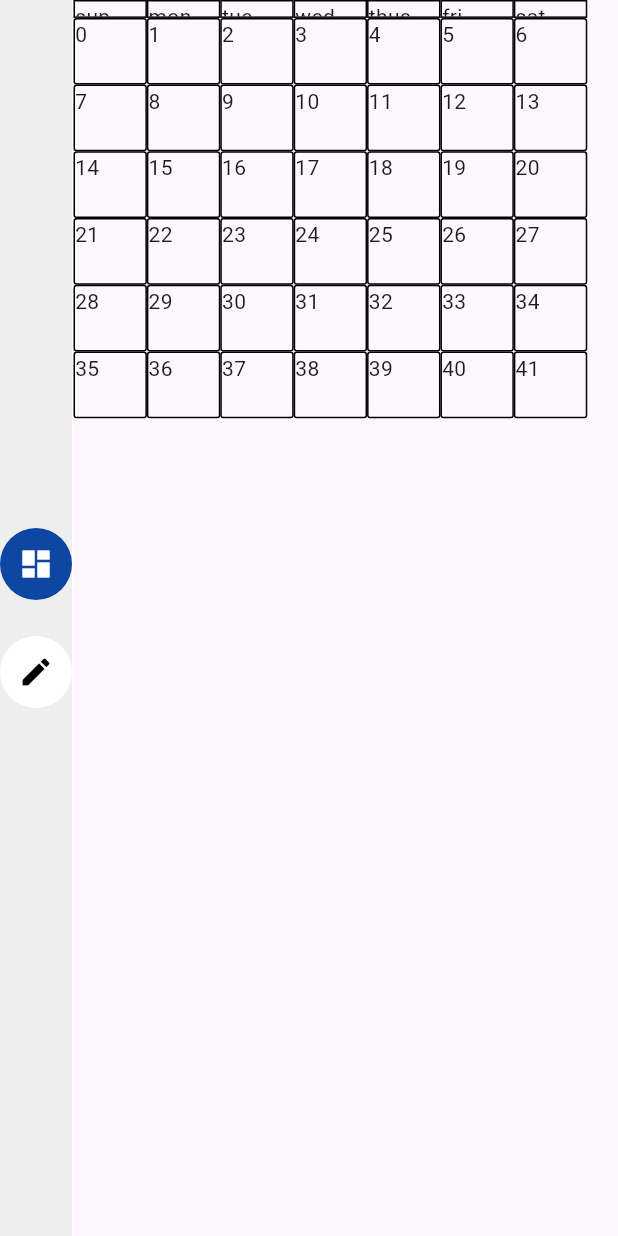
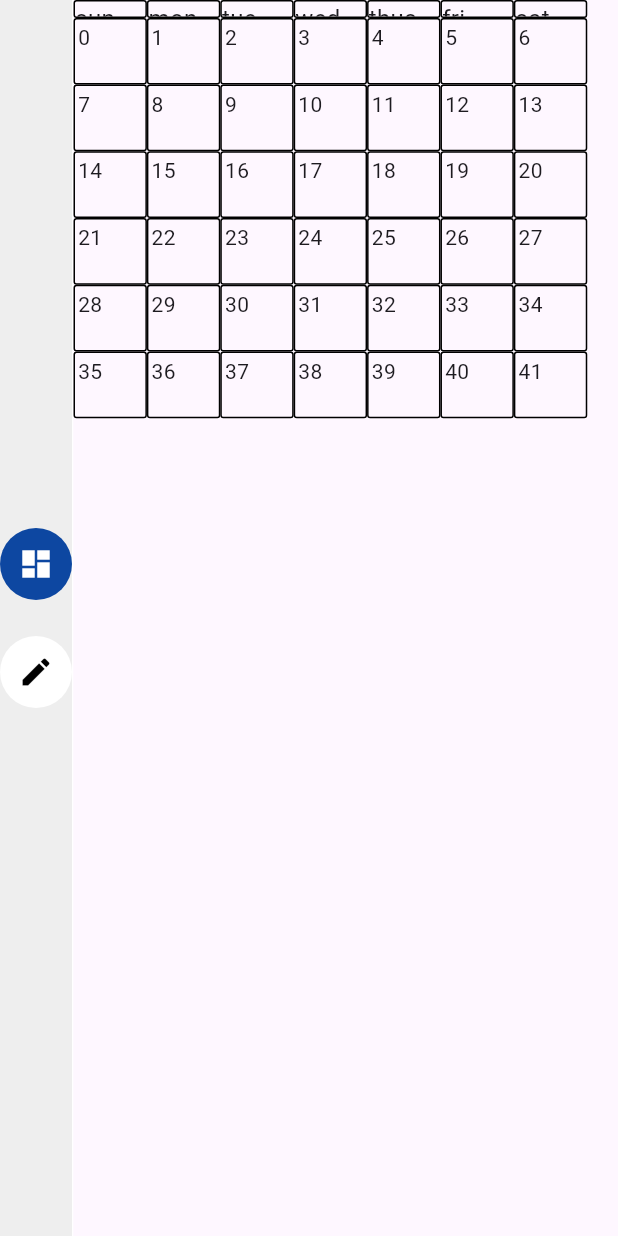
Before and after one commit to nekotanu/DESKHANDLER, a Flutter app: the screen it shows after launch, on a phone screen of 412 x 824 dp. Run offline on Flutter 3.47's test engine with Material 3 defaults, Android fonts, the phone set to English and light mode, and no system bars.

Commit message:
few fixes in calendar

```diff
--- a/lib/components/dhcalender.dart
+++ b/lib/components/dhcalender.dart
@@ -21,6 +21,7 @@
         child: Column(
           children: [
             GridView.builder(
+              physics: NeverScrollableScrollPhysics(),
               gridDelegate: SliverGridDelegateWithFixedCrossAxisCount(
                 crossAxisCount: 7,
                 childAspectRatio: 4.1,
@@ -30,6 +31,7 @@
               itemBuilder: (context, index) => Dhtab(text: widget.days[index]),
             ),
             GridView.builder(
+              physics: NeverScrollableScrollPhysics(),
               itemCount: 7 * 6,
               gridDelegate: SliverGridDelegateWithFixedCrossAxisCount(
                 crossAxisCount: 7,
--- a/lib/sub-components/dhtab.dart
+++ b/lib/sub-components/dhtab.dart
@@ -8,10 +8,12 @@
   @override
   Widget build(BuildContext context) {
     return Container(
-      width: 50,
-      height: 10,
-      decoration: BoxDecoration(border: Border.all()),
-      child: Text(text),
+      height: 40,
+      decoration: BoxDecoration(
+        border: Border.all(),
+        borderRadius: BorderRadius.circular(2),
+      ),
+      child: Text(text, style: TextStyle(fontSize: 16)),
     );
   }
 }
--- a/lib/sub-components/square.dart
+++ b/lib/sub-components/square.dart
@@ -14,7 +14,7 @@
         borderRadius: BorderRadius.circular(2),
         border: Border.all(),
       ),
-      child: SizedBox(height: 50, width: 50, child: Text(count)),
+      child: Padding(padding: EdgeInsets.all(2), child: Text(count)),
     );
   }
 }
```
